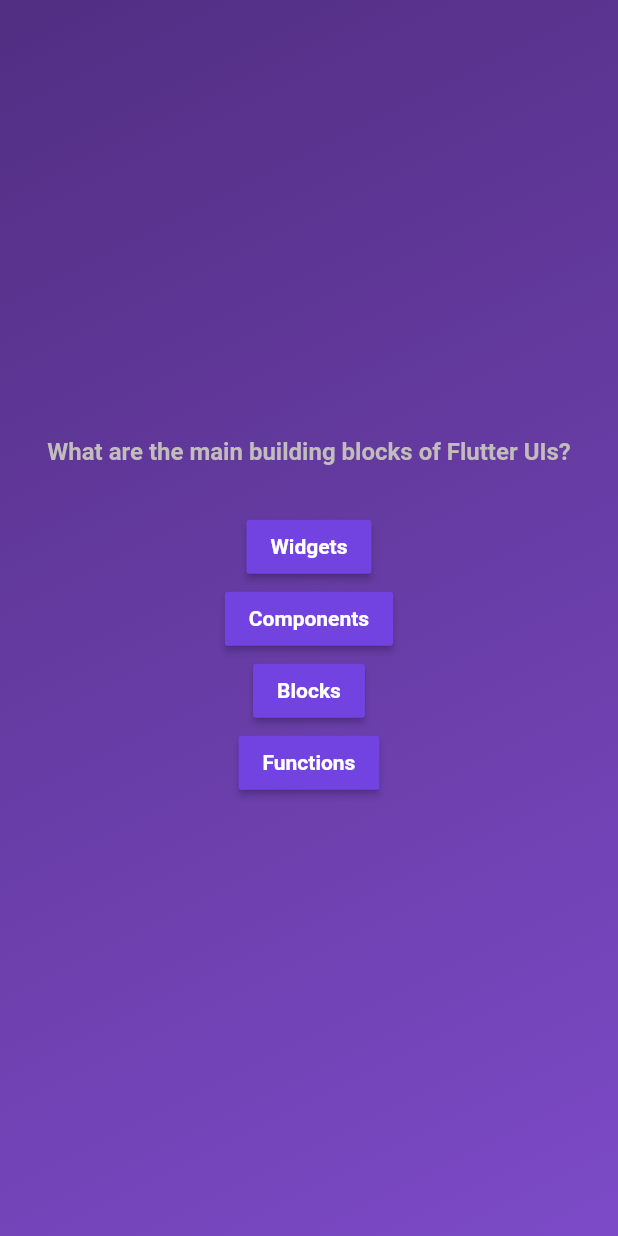
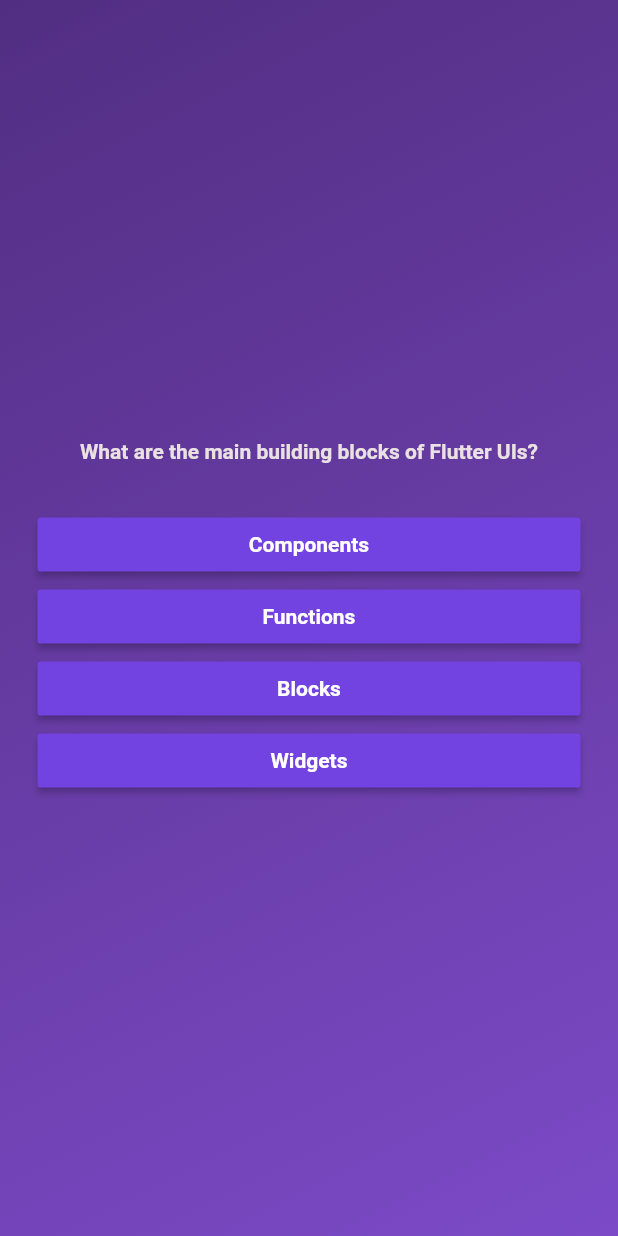
Before and after one commit to sxjal/Quiz, a Flutter app: the screen it shows after launch, after a tap on "Start Quiz", on a phone screen of 412 x 824 dp. Run offline on Flutter 3.47's test engine with Material 2 defaults, Android fonts, the phone set to English and light mode, and no system bars.

```diff
--- a/lib/model/quiz_question.dart
+++ b/lib/model/quiz_question.dart
@@ -3,4 +3,10 @@ class QuizQuestion {
 
   final String text;
   final List<String> answers;
+
+  List<String> shuffledlist() {
+    final anotherlist = List.of(answers);
+    anotherlist.shuffle();
+    return anotherlist;
+  }
 }
--- a/lib/question_screen.dart
+++ b/lib/question_screen.dart
@@ -18,27 +18,33 @@ class _QuestionScreenState extends State<QuestionScreen> {
   Widget build(context) {
     return SizedBox(
       width: double.infinity,
+      child: Container(
+        margin: const EdgeInsets.all(25),
         child: Column(
           mainAxisAlignment: MainAxisAlignment.center,
+          crossAxisAlignment: CrossAxisAlignment.stretch,
+
           //padding : const EdgeInsets.all(20),
           children: [
             Text(
               currentquestion.text,
               style: const TextStyle(
-              fontSize: 16,
-              color: Color.fromARGB(255, 194, 188, 188),
+                fontSize: 14,
+                color: Color.fromARGB(255, 234, 226, 226),
                 fontWeight: FontWeight.bold,
               ),
+              textAlign: TextAlign.center,
             ),
             const SizedBox(
               height: 30,
             ),
             //generating buttons dynamically using the list and spread operator.
-          ...currentquestion.answers.map((value) {
+            ...currentquestion.shuffledlist().map((value) {
               return AnswerButton(buttontext: value, onTap: () {});
             }),
           ],
         ),
+      ),
     );
   }
 }
```
Lines whose indentation alone changed are shown as unchanged.
